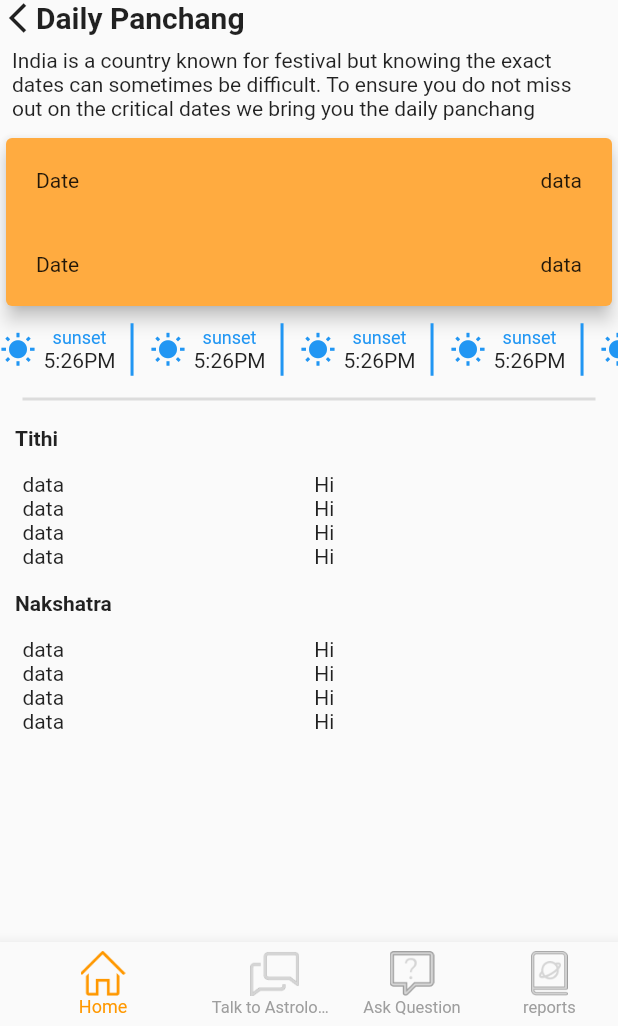
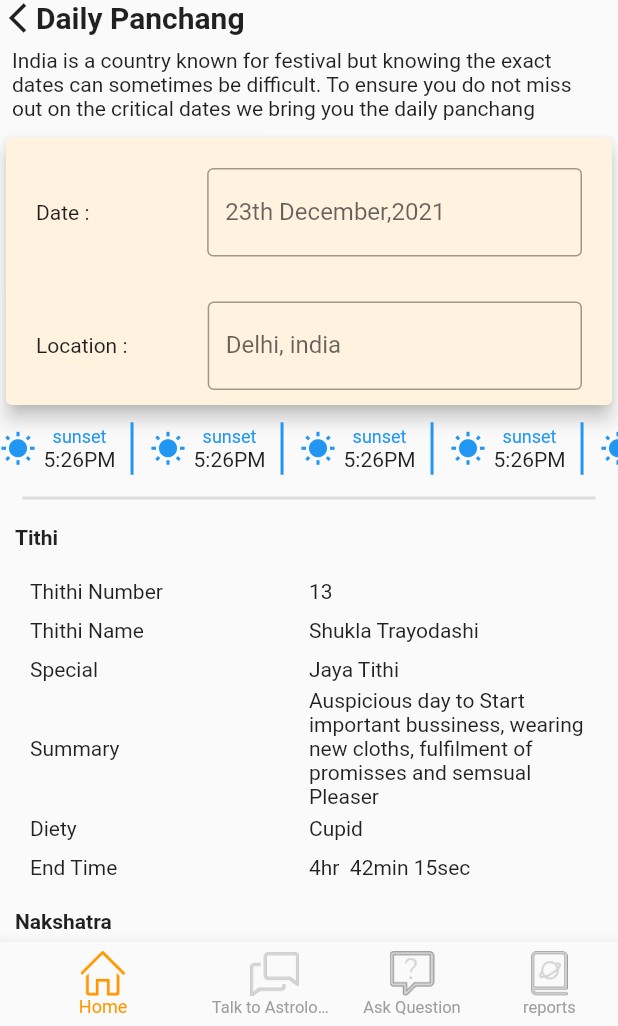
Before and after one commit to sk128292/tak_assignment, a Flutter app: the screen it shows after launch, on a phone screen of 412 x 824 dp, the part 210-1236 px from its top. Run offline on Flutter 3.47's test engine with Material 2 defaults, Android fonts, the light colour scheme and no system bars; our stand-ins replace get.

Commit message:
Home page

```diff
--- a/lib/app/modules/home/controllers/home_controller.dart
+++ b/lib/app/modules/home/controllers/home_controller.dart
@@ -2,6 +2,31 @@ import 'package:get/get.dart';
 
 class HomeController extends GetxController {
   final count = 0.obs;
+  List<Map<dynamic, dynamic>> tithiList = [
+    {"name": "Thithi Number", "data": "13"},
+    {"name": "Thithi Name", "data": "Shukla Trayodashi"},
+    {"name": "Special", "data": "Jaya Tithi"},
+    {
+      "name": "Summary",
+      "data":
+          "Auspicious day to Start important bussiness, wearing new cloths, fulfilment of promisses and semsual Pleaser"
+    },
+    {"name": "Diety", "data": "Cupid"},
+    {"name": "End Time", "data": "4hr  42min 15sec"},
+  ];
+
+  List<Map<dynamic, dynamic>> nakshatra = [
+    {"name": "Nakshatra Number", "data": "3"},
+    {"name": "Nakshatra Name", "data": "Krittika"},
+    {"name": "Ruler", "data": "Sun"},
+    {"name": "Diety", "data": "Agni"},
+    {
+      "name": "Summary",
+      "data":
+          "Auspicious day to Start important bussiness, wearing new cloths, fulfilment of promisses and semsual Pleaser"
+    },
+    {"name": "End Time", "data": "4hr  42min 15sec"},
+  ];
   @override
   void onInit() {
     super.onInit();
--- a/lib/app/modules/home/views/home_view.dart
+++ b/lib/app/modules/home/views/home_view.dart
@@ -54,7 +54,7 @@ class HomeView extends GetView<HomeController> {
             ),
             Card(
               elevation: 5,
-              color: Colors.orangeAccent,
+              color: Colors.orange[50],
               child: Column(
                 children: [
                   Padding(
@@ -62,21 +62,35 @@ class HomeView extends GetView<HomeController> {
                     child: Row(
                       mainAxisAlignment: MainAxisAlignment.spaceBetween,
                       children: [
-                        Text("Date"),
-                        Container(
-                          child: Text("data"),
+                        Text("Date : "),
+                        SizedBox(width: 75),
+                        Expanded(
+                          child: TextFormField(
+                            decoration: InputDecoration(
+                              fillColor: Colors.white,
+                              border: OutlineInputBorder(),
+                              label: Text("23th December,2021"),
+                            ),
+                          ),
                         ),
                       ],
                     ),
                   ),
                   Padding(
-                    padding: const EdgeInsets.all(20.0),
+                    padding: const EdgeInsets.symmetric(
+                        horizontal: 20, vertical: 10),
                     child: Row(
-                      mainAxisAlignment: MainAxisAlignment.spaceBetween,
                       children: [
-                        Text("Date"),
-                        Container(
-                          child: Text("data"),
+                        Text("Location : "),
+                        SizedBox(width: 50),
+                        Expanded(
+                          child: TextFormField(
+                            decoration: InputDecoration(
+                              fillColor: Colors.white,
+                              border: OutlineInputBorder(),
+                              label: Text("Delhi, india"),
+                            ),
+                          ),
                         ),
                       ],
                     ),
@@ -146,15 +160,19 @@ class HomeView extends GetView<HomeController> {
               child: ListView.builder(
                 primary: false,
                 shrinkWrap: true,
-                itemCount: 4,
+                itemCount: controller.tithiList.length,
                 itemBuilder: (context, index) {
                   return Row(
                     children: [
                       Expanded(
-                        child: Text("data"),
+                        child: Padding(
+                          padding: const EdgeInsets.all(5.0),
+                          child: Text(controller.tithiList[index]["name"]),
+                        ),
                       ),
                       Expanded(
-                        child: Text(" Hi"),
+                        child: Text(
+                            controller.tithiList[index]["data"].toString()),
                       ),
                     ],
                   );
@@ -175,15 +193,19 @@ class HomeView extends GetView<HomeController> {
               child: ListView.builder(
                 primary: false,
                 shrinkWrap: true,
-                itemCount: 4,
+                itemCount: controller.nakshatra.length,
                 itemBuilder: (context, index) {
                   return Row(
                     children: [
                       Expanded(
-                        child: Text("data"),
+                        child: Padding(
+                          padding: const EdgeInsets.all(5.0),
+                          child: Text(controller.nakshatra[index]["name"]),
+                        ),
                       ),
                       Expanded(
-                        child: Text(" Hi"),
+                        child: Text(
+                            controller.nakshatra[index]["data"].toString()),
                       ),
                     ],
                   );
```
